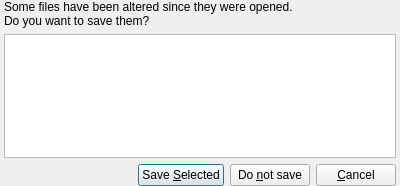
Above: src/prymatex/gui/ui_files/multiclose.ui from prymatex/prymatex before the change. Below: the same form after it.
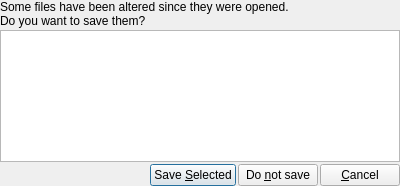
That is the form after the change. Icons and pictures are not drawn.

What changed in the file:
```diff
--- a/src/prymatex/gui/ui_files/multiclose.ui
+++ b/src/prymatex/gui/ui_files/multiclose.ui
@@ -14,16 +14,10 @@
    <string>Close Multiple Files</string>
   </property>
   <layout class="QVBoxLayout" name="verticalLayout">
-   <property name="leftMargin">
-    <number>4</number>
+   <property name="spacing">
+    <number>2</number>
    </property>
-   <property name="topMargin">
-    <number>0</number>
-   </property>
-   <property name="rightMargin">
-    <number>4</number>
-   </property>
-   <property name="bottomMargin">
+   <property name="margin">
     <number>0</number>
    </property>
    <item>
```
Left out of the diff: 6 changed lines with no effect on the pictures.
